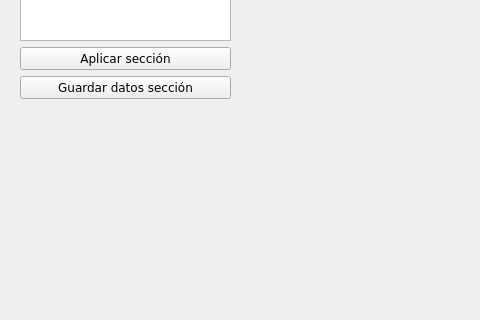
Old version of the form ui_files/herramienta_trapecios_v7.ui in the repository Sady-Guzman/herramienta_practica; both pictures show x 0 to 480 and y 311 to 631 of the 1070 by 631 pixel window.
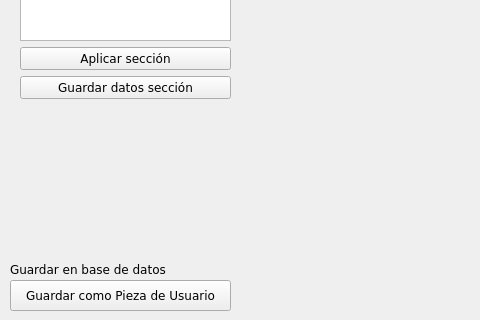
New version of the form.

Commit message: agrega funcion para guardar piezas temporales, falta mostrar piezas creadas

The edit to the form file:
```diff
--- a/ui_files/herramienta_trapecios_v7.ui
+++ b/ui_files/herramienta_trapecios_v7.ui
@@ -350,6 +350,35 @@
     <bool>true</bool>
    </property>
   </widget>
+  <widget class="QPushButton" name="btn_save_pieza">
+   <property name="geometry">
+    <rect>
+     <x>10</x>
+     <y>591</y>
+     <width>221</width>
+     <height>31</height>
+    </rect>
+   </property>
+   <property name="text">
+    <string>Guardar como Pieza de Usuario</string>
+   </property>
+   <property name="autoDefault">
+    <bool>false</bool>
+   </property>
+  </widget>
+  <widget class="QLabel" name="label_guardar_pieza">
+   <property name="geometry">
+    <rect>
+     <x>10</x>
+     <y>570</y>
+     <width>221</width>
+     <height>21</height>
+    </rect>
+   </property>
+   <property name="text">
+    <string>Guardar en base de datos</string>
+   </property>
+  </widget>
  </widget>
  <resources/>
  <connections/>
```
The commit also changes 7 other files.
